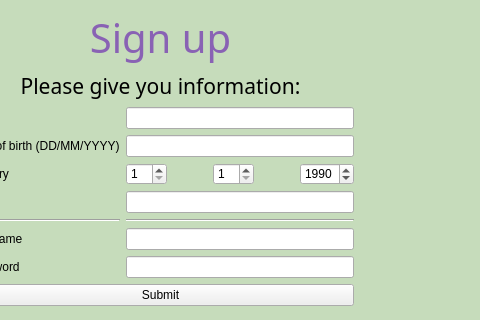
This is C201_NewBeginnings/newBeginnings/mainwindow.ui in cgneo/CarbonTracker as Qt 5 draws it before an edit; both pictures show x 320 to 800 and y 135 to 455 of the 961 by 679 pixel window. The edited form follows.
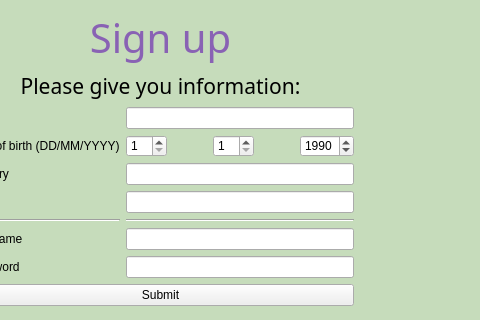
This is the edited form. The open tabs and pages were chosen to show the change.

Commit message: correction sign up

What changed in the file:
```diff
--- a/C201_NewBeginnings/newBeginnings/mainwindow.ui
+++ b/C201_NewBeginnings/newBeginnings/mainwindow.ui
@@ -1161,9 +1161,6 @@
                         </property>
                        </widget>
                       </item>
-                      <item>
-                       <widget class="QLineEdit" name="lineEdit_2"/>
-                      </item>
                       <item>
                        <layout class="QHBoxLayout" name="horizontalLayout_12">
                         <item>
@@ -1227,6 +1224,9 @@
                         </item>
                        </layout>
                       </item>
+                      <item>
+                       <widget class="QLineEdit" name="lineEdit_2"/>
+                      </item>
                       <item>
                        <widget class="QLineEdit" name="lineEdit_4"/>
                       </item>
```
Left out of the diff: 2 changed lines with no effect on the pictures. The commit also changes 1 other file.
